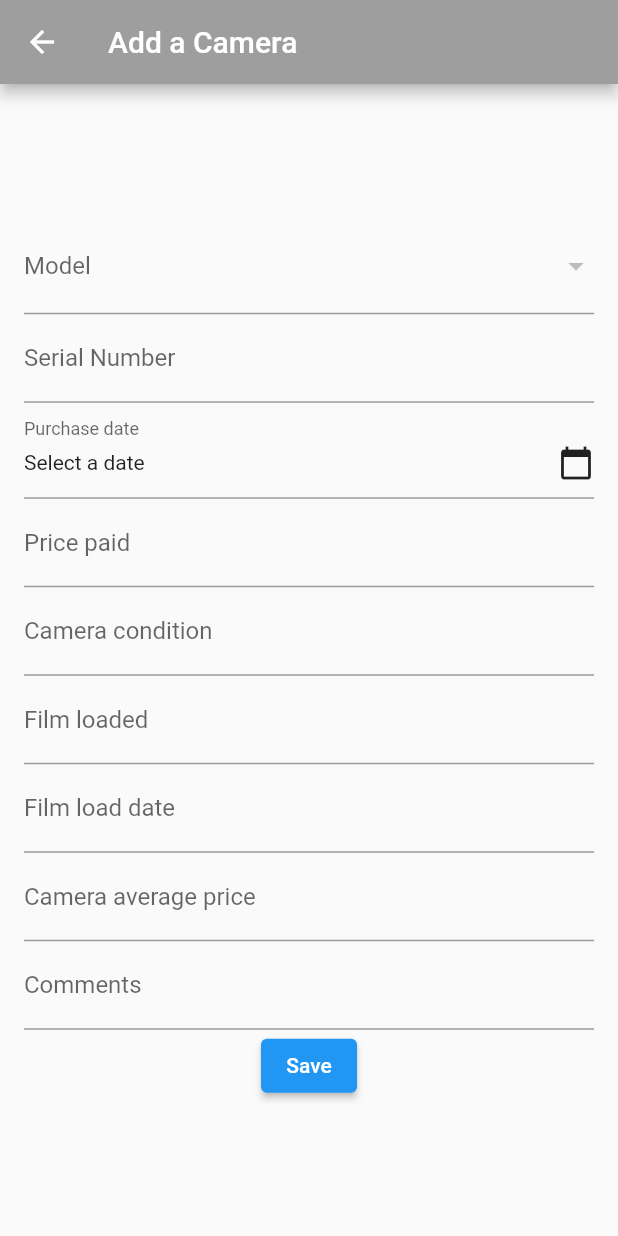
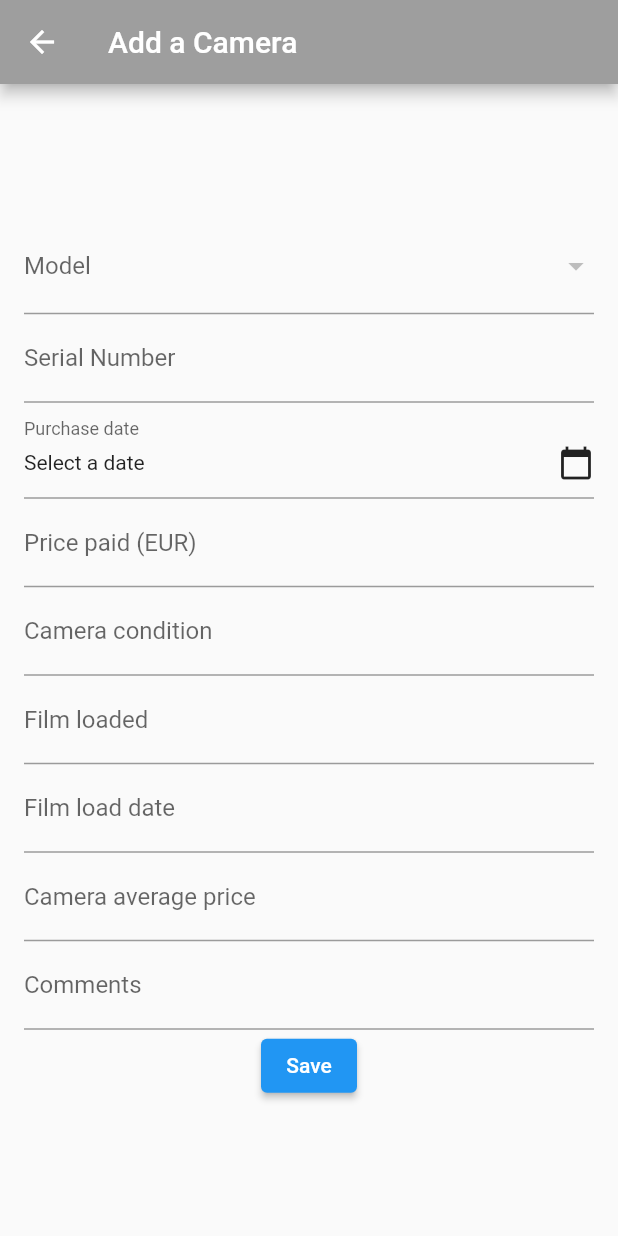
Before and after one commit to AlexGuoussatchok/analog_faith, a Flutter app: the AddCameraScreen screen opened by its route, on a phone screen of 412 x 824 dp. Run offline on Flutter 3.47's test engine with Material 2 defaults, Android fonts, the phone set to English and light mode, and no system bars; our stand-ins replace sqflite; accounts and stored records are empty.

Commit message:
+ add a camera screen  - price paid field modified

```diff
--- a/lib/screens/add_camera_screen.dart
+++ b/lib/screens/add_camera_screen.dart
@@ -1,6 +1,7 @@
 import 'package:flutter/material.dart';
 import 'package:sqflite/sqflite.dart';
 import 'package:path/path.dart';
+import 'package:flutter/services.dart';
 
 class AddCameraScreen extends StatefulWidget {
   const AddCameraScreen({Key? key}) : super(key: key);
@@ -163,10 +164,17 @@ class _AddCameraScreenState extends State<AddCameraScreen> {
                     ),
                   ),
                 ),
-              TextField(
-                controller: pricePaidController,
-                decoration: const InputDecoration(labelText: 'Price paid'),
-              ),
+                TextField(
+                  controller: pricePaidController,
+                  keyboardType: TextInputType.number,
+                  inputFormatters: <TextInputFormatter>[
+                    FilteringTextInputFormatter.allow(RegExp(r'^\d+(\.\d{0,2})?$')),
+                  ],
+                  decoration: InputDecoration(
+                    labelText: 'Price paid (EUR)',
+                    suffixText: 'EUR', // Display EUR as suffix
+                  ),
+                ),
               TextField(
                 controller: conditionController,
                 decoration: const InputDecoration(
@@ -196,7 +204,9 @@ class _AddCameraScreenState extends State<AddCameraScreen> {
                   final brand = brandController.text;
                   final model = modelController.text;
                   final serialNumber = serialNumberController.text;
-                  final purchaseDate = purchaseDateController.text;
+                  final purchaseDate = selectedPurchaseDate != null
+                      ? '${selectedPurchaseDate!.year}-${selectedPurchaseDate!.month.toString().padLeft(2, '0')}-${selectedPurchaseDate!.day.toString().padLeft(2, '0')}'
+                      : '';
                   final pricePaid = pricePaidController.text;
                   final condition = conditionController.text;
                   final filmLoaded = filmLoadedController.text;
```
